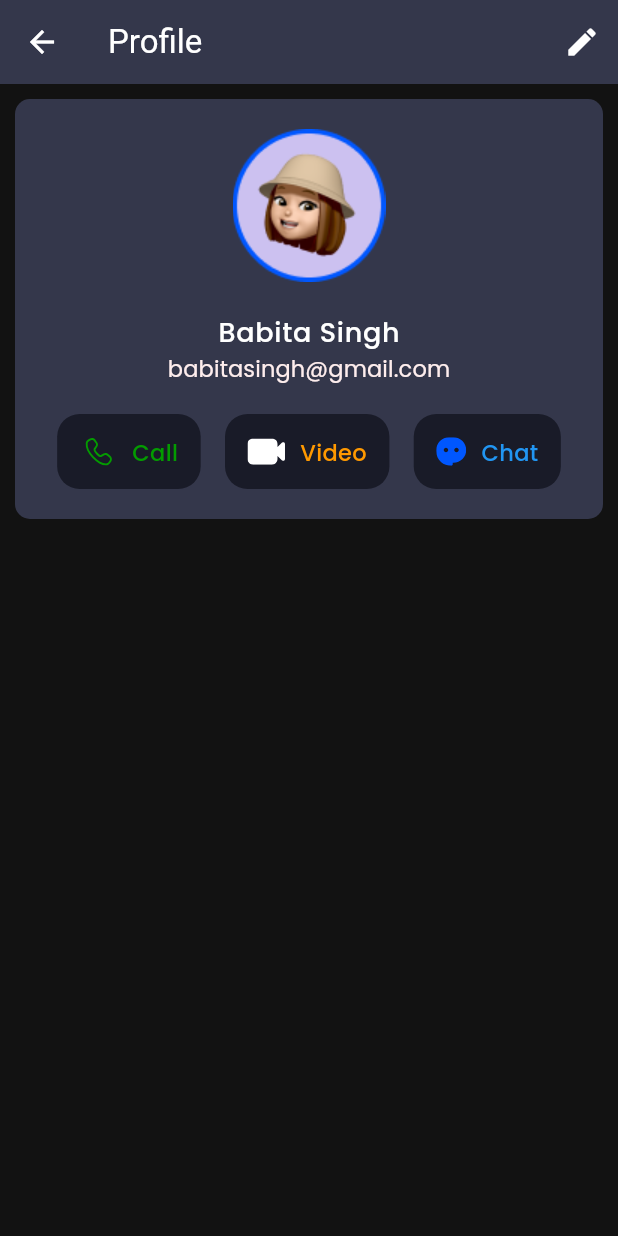
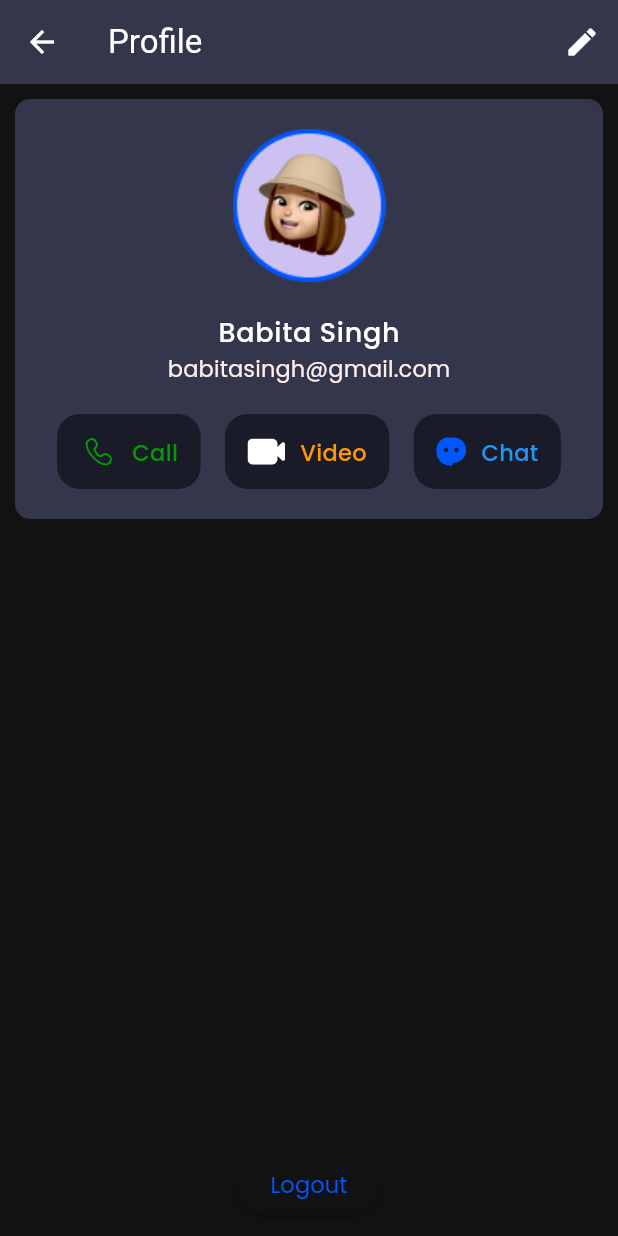
Before and after one commit to babitasinghtech/Social_app, a Flutter app: the ProfilePage screen opened directly, on a phone screen of 412 x 824 dp. Run offline on Flutter 3.47's test engine with Material 3 defaults, Android fonts, the phone set to English and light mode, and no system bars; our stand-ins replace cloud_firestore, firebase_auth, firebase_core, flutter_svg, get, slide_to_act; accounts and stored records are empty; generated files the repository leaves out were written again.

Commit message:
"Initial Commit"

```diff
--- a/lib/Controller/AuthController.dart
+++ b/lib/Controller/AuthController.dart
@@ -1,9 +1,10 @@
+import 'package:cloud_firestore/cloud_firestore.dart';
 import 'package:get/get.dart';
-import 'package:get/get_state_manager/get_state_manager.dart';
 import 'package:firebase_auth/firebase_auth.dart';
 
 class AuthController extends GetxController {
   final auth = FirebaseAuth.instance;
+  final db = FirebaseFirestore.instance;
   RxBool isLoading = false.obs;
   //for login
   Future<void> login(String email, String password) async {
@@ -42,4 +43,9 @@ class AuthController extends GetxController {
     }
     isLoading.value = false;
   }
+
+  Future<void> logoutUser() async {
+    await auth.signOut();
+    Get.offAllNamed("/Authentiocation");
+  }
 }
--- a/lib/Pages/Profile/ProfilePages.dart
+++ b/lib/Pages/Profile/ProfilePages.dart
@@ -1,15 +1,16 @@
 import 'package:flutter/material.dart';
-import 'package:flutter_svg/svg.dart';
+import 'package:get/get.dart';
 import 'package:get/get_core/src/get_main.dart';
 import 'package:get/get_navigation/get_navigation.dart';
+import 'package:social_media/Controller/AuthController.dart';
 import 'package:social_media/Pages/Profile/Widgets/profileuserinfo.dart';
-import 'package:social_media/conflig/images.dart';
 
 class ProfilePage extends StatelessWidget {
   const ProfilePage({super.key});
 
   @override
   Widget build(BuildContext context) {
+    AuthController authController = Get.put(AuthController());
     return Scaffold(
       appBar: AppBar(
         title: Text("Profile"),
@@ -24,7 +25,18 @@ class ProfilePage extends StatelessWidget {
       ),
       body: Padding(
         padding: const EdgeInsets.all(10),
-        child: Column(children: [ProfileUserInfo()]),
+        child: Column(
+          children: [
+            ProfileUserInfo(),
+            Spacer(),
+            ElevatedButton(
+              onPressed: () {
+                authController.logoutUser();
+              },
+              child: Text("Logout"),
+            ),
+          ],
+        ),
       ),
     );
   }
--- a/pubspec.yaml
+++ b/pubspec.yaml
@@ -39,6 +39,8 @@ dependencies:
   firebase_auth:                                # for Welcome screen
   get:                                          #for State management
   firebase_core: ^3.13.0
+  cloud_firestore:
+  firebase_storage: ^12.4.5
 dev_dependencies:
   flutter_test:
     sdk: flutter
```
Also changed, not shown: lib/Pages/Profile/UpdateProfilePage.dart (+13 -7 lines), lib/model/Usermodel.dart (added, +27 -0 lines), pubspec.lock, 3 other files.
